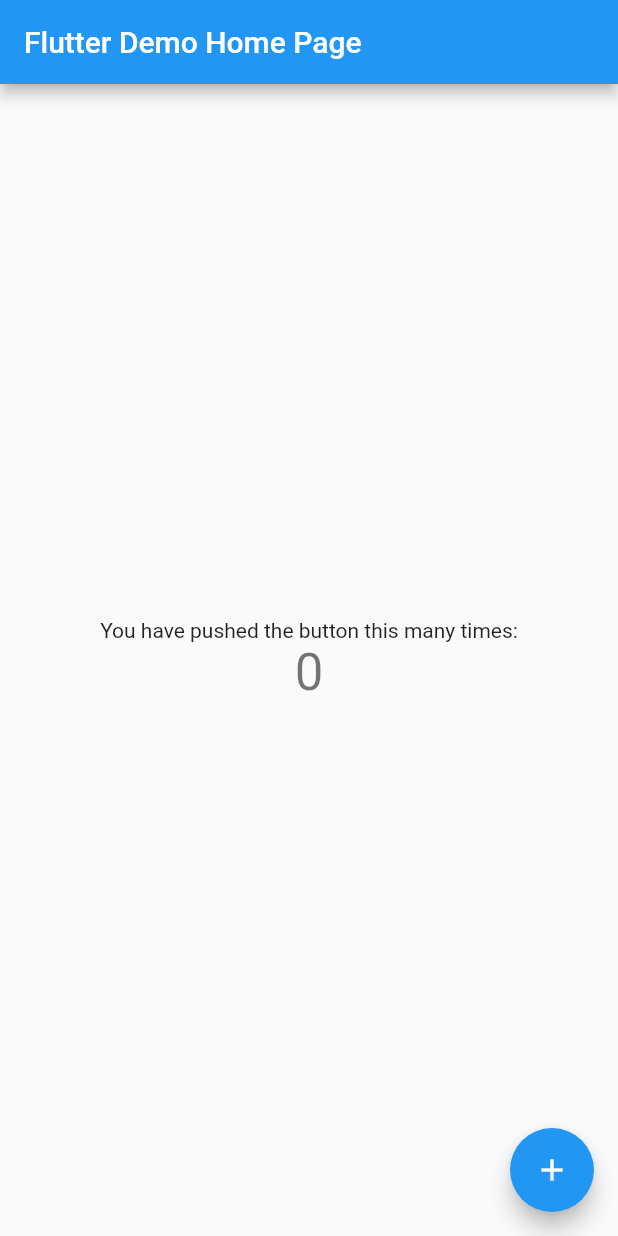
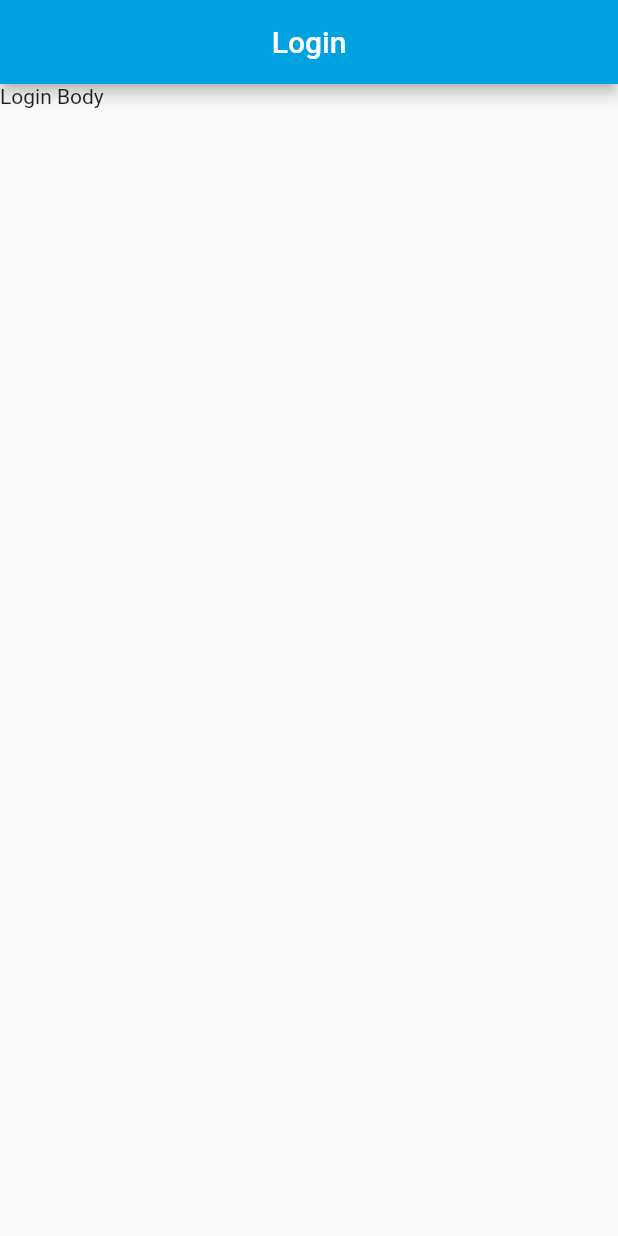
Before and after one commit to padong4284/padong-app, a Flutter app: the screen it shows after launch, on a phone screen of 412 x 824 dp. Run offline on Flutter 3.47's test engine with Material 2 defaults, Android fonts, the phone set to English and light mode, and no system bars.

Commit message:
feat: Set project's convention with page routes

```diff
--- a/lib/main.dart
+++ b/lib/main.dart
@@ -1,117 +1,20 @@
 import 'package:flutter/material.dart';
+import './ui/router.dart';
 
 void main() {
   runApp(MyApp());
 }
 
 class MyApp extends StatelessWidget {
-  // This widget is the root of your application.
   @override
   Widget build(BuildContext context) {
     return MaterialApp(
       title: 'Flutter Demo',
       theme: ThemeData(
-        // This is the theme of your application.
-        //
-        // Try running your application with "flutter run". You'll see the
-        // application has a blue toolbar. Then, without quitting the app, try
-        // changing the primarySwatch below to Colors.green and then invoke
-        // "hot reload" (press "r" in the console where you ran "flutter run",
-        // or simply save your changes to "hot reload" in a Flutter IDE).
-        // Notice that the counter didn't reset back to zero; the application
-        // is not restarted.
-        primarySwatch: Colors.blue,
-        // This makes the visual density adapt to the platform that you run
-        // the app on. For desktop platforms, the controls will be smaller and
-        // closer together (more dense) than on mobile platforms.
+        primaryColor: Color(0xFF00A1E0),
         visualDensity: VisualDensity.adaptivePlatformDensity,
       ),
-      home: MyHomePage(title: 'Flutter Demo Home Page'),
+      onGenerateRoute: PadongRouter.generateRoute,
     );
   }
 }
-
-class MyHomePage extends StatefulWidget {
-  MyHomePage({Key key, this.title}) : super(key: key);
-
-  // This widget is the home page of your application. It is stateful, meaning
-  // that it has a State object (defined below) that contains fields that affect
-  // how it looks.
-
-  // This class is the configuration for the state. It holds the values (in this
-  // case the title) provided by the parent (in this case the App widget) and
-  // used by the build method of the State. Fields in a Widget subclass are
-  // always marked "final".
-
-  final String title;
-
-  @override
-  _MyHomePageState createState() => _MyHomePageState();
-}
-
-class _MyHomePageState extends State<MyHomePage> {
-  int _counter = 0;
-
-  void _incrementCounter() {
-    setState(() {
-      // This call to setState tells the Flutter framework that something has
-      // changed in this State, which causes it to rerun the build method below
-      // so that the display can reflect the updated values. If we changed
-      // _counter without calling setState(), then the build method would not be
-      // called again, and so nothing would appear to happen.
-      _counter++;
-    });
-  }
-
-  @override
-  Widget build(BuildContext context) {
-    // This method is rerun every time setState is called, for instance as done
-    // by the _incrementCounter method above.
-    //
-    // The Flutter framework has been optimized to make rerunning build methods
-    // fast, so that you can just rebuild anything that needs updating rather
-    // than having to individually change instances of widgets.
-    return Scaffold(
-      appBar: AppBar(
-        // Here we take the value from the MyHomePage object that was created by
-        // the App.build method, and use it to set our appbar title.
-        title: Text(widget.title),
-      ),
-      body: Center(
-        // Center is a layout widget. It takes a single child and positions it
-        // in the middle of the parent.
-        child: Column(
-          // Column is also a layout widget. It takes a list of children and
-          // arranges them vertically. By default, it sizes itself to fit its
-          // children horizontally, and tries to be as tall as its parent.
-          //
-          // Invoke "debug painting" (press "p" in the console, choose the
-          // "Toggle Debug Paint" action from the Flutter Inspector in Android
-          // Studio, or the "Toggle Debug Paint" command in Visual Studio Code)
-          // to see the wireframe for each widget.
-          //
-          // Column has various properties to control how it sizes itself and
-          // how it positions its children. Here we use mainAxisAlignment to
-          // center the children vertically; the main axis here is the vertical
-          // axis because Columns are vertical (the cross axis would be
-          // horizontal).
-          mainAxisAlignment: MainAxisAlignment.center,
-          children: <Widget>[
-            Text(
-              'You have pushed the button this many times:',
-            ),
-            Text(
-              '$_counter',
-              style: Theme.of(context).textTheme.headline4,
-            ),
-          ],
-        ),
-      ),
-      floatingActionButton: FloatingActionButton(
-        onPressed: _incrementCounter,
-        tooltip: 'Increment',
-        child: Icon(Icons.add),
-      ), // This trailing comma makes auto-formatting nicer for build methods.
-    );
-  }
-}
--- /dev/null
+++ b/lib/ui/router.dart
@@ -0,0 +1,21 @@
+import 'package:flutter/material.dart';
+import './views/loginView.dart';
+
+class PadongRouter {
+  static Route<dynamic> generateRoute(RouteSettings settings) {
+    switch (settings.name) {
+      case '/':
+        return MaterialPageRoute(
+          builder: (_) => LoginView()
+        );
+      default:
+        return MaterialPageRoute(
+          builder: (_) => Scaffold(
+            body: Center(
+              child: Text('No route defined for ${settings.name}'),
+            )
+          )
+        );
+    }
+  }
+}
--- /dev/null
+++ b/lib/ui/views/loginView.dart
@@ -0,0 +1,20 @@
+import 'package:flutter/material.dart';
+
+class LoginView extends StatefulWidget {
+  @override
+  _LoginViewState createState() => _LoginViewState();
+}
+
+class _LoginViewState extends State<LoginView> {
+  @override
+  Widget build(BuildContext context) {
+    return Scaffold(
+      appBar: AppBar(
+        title: Center(child: Text('Login'))
+      ),
+      body: Container(
+        child: Text('Login Body')
+      )
+    );
+  }
+}
```
Also changed, not shown: lib/core/models/empty.dart (added), lib/core/services/empty.dart (added), lib/core/viewmodels/empty.dart (added), lib/ui/shared/empty.dart (added), lib/ui/widgets/empty.dart (added).
